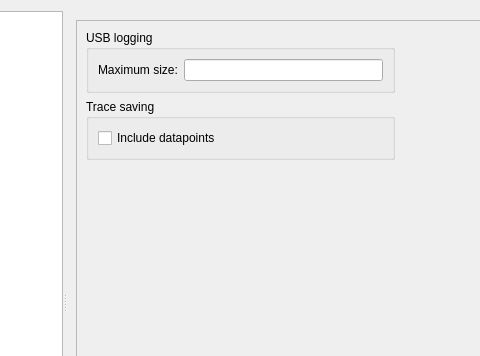
Old version of the form Software/PC_Application/LibreVNA-GUI/preferencesdialog.ui in the repository jankae/LibreVNA; both pictures show x 198 to 678 and y 0 to 356 of the 989 by 632 pixel window.
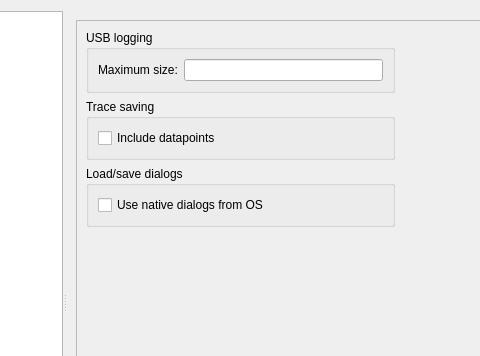
New version of the form. The open tabs and pages were chosen to show the change. Custom widgets are drawn as their Qt base class.

Commit message: use native OS dialogs by default for load/save

Patch:
```diff
--- a/Software/PC_Application/LibreVNA-GUI/preferencesdialog.ui
+++ b/Software/PC_Application/LibreVNA-GUI/preferencesdialog.ui
@@ -2074,8 +2074,8 @@
             <rect>
              <x>0</x>
              <y>0</y>
-             <width>194</width>
-             <height>146</height>
+             <width>696</width>
+             <height>564</height>
             </rect>
            </property>
            <layout class="QHBoxLayout" name="horizontalLayout_19">
@@ -2116,6 +2116,22 @@
                 </layout>
                </widget>
               </item>
+              <item>
+               <widget class="QGroupBox" name="groupBox_25">
+                <property name="title">
+                 <string>Load/save dialogs</string>
+                </property>
+                <layout class="QVBoxLayout" name="verticalLayout_24">
+                 <item>
+                  <widget class="QCheckBox" name="DebugUseNativeDialogs">
+                   <property name="text">
+                    <string>Use native dialogs from OS</string>
+                   </property>
+                  </widget>
+                 </item>
+                </layout>
+               </widget>
+              </item>
               <item>
                <spacer name="verticalSpacer_9">
                 <property name="orientation">
```
Left out of the diff: 12 changed lines with no effect on the pictures. The commit also changes 24 other files.
